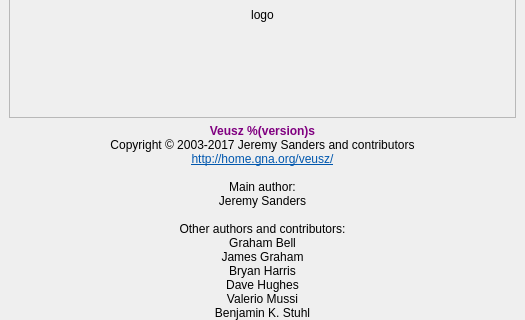
This is ui/about.ui in veusz/veusz as Qt 5 draws it before an edit; both pictures show x 0 to 525 and y 98 to 418 of the 525 by 586 pixel window. The edited form follows.
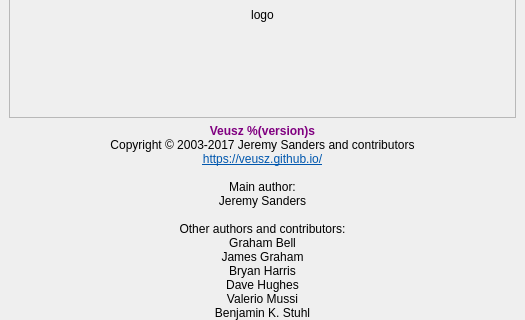
This is the edited form.

Commit message: Updates for new veusz website

```diff
--- a/ui/about.ui
+++ b/ui/about.ui
@@ -51,7 +51,7 @@
    <item>
     <widget class="QLabel" name="copyrightlabel">
      <property name="text">
-      <string>&lt;html&gt;&lt;head/&gt;&lt;body&gt;&lt;p&gt;&lt;span style=&quot; font-weight:600; color:#800080;&quot;&gt;Veusz %(version)s&lt;/span&gt;&lt;br/&gt;Copyright © 2003-2017 Jeremy Sanders and contributors&lt;br/&gt;&lt;a href=&quot;http://home.gna.org/veusz/&quot;&gt;&lt;span style=&quot; text-decoration: underline; color:#0057ae;&quot;&gt;http://home.gna.org/veusz/&lt;/span&gt;&lt;/a&gt;&lt;br/&gt;&lt;br/&gt;Main author:&lt;br/&gt;Jeremy Sanders&lt;br/&gt;&lt;br/&gt;Other authors and contributors:&lt;br/&gt;Graham Bell&lt;br/&gt;James Graham&lt;br/&gt;Bryan Harris&lt;br/&gt;Dave Hughes&lt;br/&gt;Valerio Mussi&lt;br/&gt;Benjamin K. Stuhl&lt;/p&gt;&lt;p&gt;&lt;br/&gt;Contains the following external code and resources: Danny Allen (icons), John D. Hunter (contouring), Nokia Corporation (MathML), Philip J. Schneider (bezier fitting)&lt;/p&gt;&lt;p&gt;&lt;br/&gt;Veusz comes with ABSOLUTELY NO WARRANTY. Veusz is Free Software and you are entitled to distribute it under the terms of the GNU Public License (GPL). See the file COPYING for details, or click &amp;quot;Show license&amp;quot;. &lt;/p&gt;&lt;/body&gt;&lt;/html&gt;</string>
+      <string>&lt;html&gt;&lt;head/&gt;&lt;body&gt;&lt;p&gt;&lt;span style=&quot; font-weight:600; color:#800080;&quot;&gt;Veusz %(version)s&lt;/span&gt;&lt;br/&gt;Copyright © 2003-2017 Jeremy Sanders and contributors&lt;br/&gt;&lt;a href=&quot;https://veusz.github.io/&quot;&gt;&lt;span style=&quot; text-decoration: underline; color:#0057ae;&quot;&gt;https://veusz.github.io/&lt;/span&gt;&lt;/a&gt;&lt;br/&gt;&lt;br/&gt;Main author:&lt;br/&gt;Jeremy Sanders&lt;br/&gt;&lt;br/&gt;Other authors and contributors:&lt;br/&gt;Graham Bell&lt;br/&gt;James Graham&lt;br/&gt;Bryan Harris&lt;br/&gt;Dave Hughes&lt;br/&gt;Valerio Mussi&lt;br/&gt;Benjamin K. Stuhl&lt;/p&gt;&lt;p&gt;&lt;br/&gt;Contains the following external code and resources: Danny Allen (icons), John D. Hunter (contouring), Nokia Corporation (MathML), Philip J. Schneider (bezier fitting)&lt;/p&gt;&lt;p&gt;&lt;br/&gt;Veusz comes with ABSOLUTELY NO WARRANTY. Veusz is Free Software and you are entitled to distribute it under the terms of the GNU Public License (GPL). See the file COPYING for details, or click &amp;quot;Show license&amp;quot;. &lt;/p&gt;&lt;/body&gt;&lt;/html&gt;</string>
      </property>
      <property name="alignment">
       <set>Qt::AlignCenter</set>
```
The commit also changes 8 other files.
